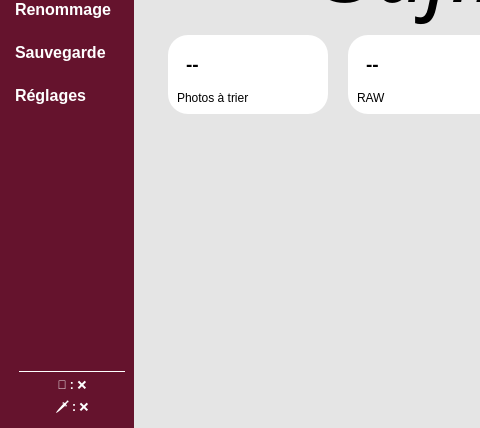
Old version of the form ressources/ui/homepage.ui in the repository leo-vallat/Sajin; both pictures show x 0 to 480 and y 115 to 543 of the 723 by 543 pixel window.
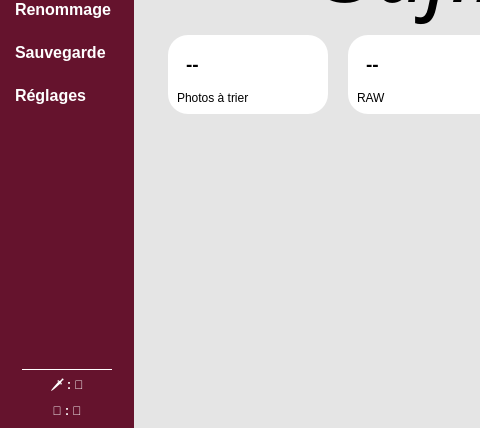
New version of the form.

Commit message: Backend Update : Integrate storage status update

Diff of the .ui file:
```diff
--- a/ressources/ui/homepage.ui
+++ b/ressources/ui/homepage.ui
@@ -45,7 +45,7 @@
 	background-color: #ffffff;
 	max-height: 1px;
 }
-#SDstatusLabel, #SSDstatusLabel{
+#camStoStatusLabel, #extStoStatusLabel{
 	color: #ffffff;
 	font-weight: bold;
 }
@@ -209,8 +209,23 @@
             </property>
            </widget>
           </item>
-          <item>
-           <widget class="QFrame" name="frame">
+         </layout>
+        </widget>
+       </item>
+       <item alignment="Qt::AlignHCenter">
+        <widget class="QFrame" name="statusFrame">
+         <property name="sizePolicy">
+          <sizepolicy hsizetype="Preferred" vsizetype="Preferred">
+           <horstretch>0</horstretch>
+           <verstretch>0</verstretch>
+          </sizepolicy>
+         </property>
+         <property name="minimumSize">
+          <size>
+           <width>108</width>
+           <height>0</height>
+          </size>
+         </property>
             <property name="frameShape">
              <enum>QFrame::StyledPanel</enum>
             </property>
@@ -262,9 +277,15 @@
               </widget>
              </item>
              <item>
-              <widget class="QLabel" name="SDstatusLabel">
+           <widget class="QLabel" name="extStoStatusLabel">
+            <property name="minimumSize">
+             <size>
+              <width>84</width>
+              <height>16</height>
+             </size>
+            </property>
                <property name="text">
-                <string>💾 : ❌</string>
+             <string>🗡️ : 🔴</string>
                </property>
                <property name="alignment">
                 <set>Qt::AlignCenter</set>
@@ -272,16 +293,19 @@
               </widget>
              </item>
              <item>
-              <widget class="QLabel" name="SSDstatusLabel">
+           <widget class="QLabel" name="camStoStatusLabel">
+            <property name="minimumSize">
+             <size>
+              <width>84</width>
+              <height>16</height>
+             </size>
+            </property>
                <property name="text">
-                <string>🗡️ : ❌</string>
+             <string>💾 : 🔴</string>
                </property>
                <property name="alignment">
                 <set>Qt::AlignCenter</set>
                </property>
-              </widget>
-             </item>
-            </layout>
            </widget>
           </item>
          </layout>
```
Lines whose indentation alone changed are shown as unchanged. The commit also changes 7 other files.
